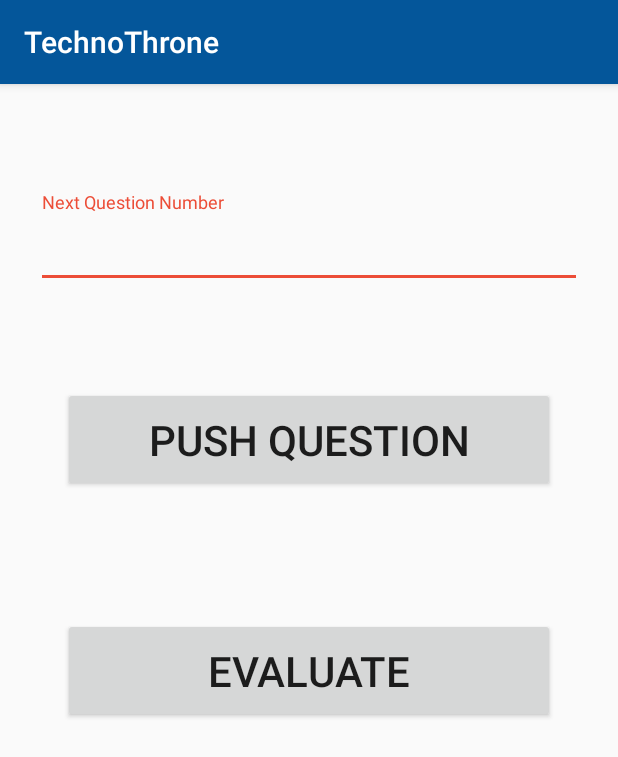
After one commit to Gourishankar25/technothrone, an Android app: the AdminPage screen opened directly, with no data from a screen before it, on a phone screen of 412 x 824 dp. The commit adds this screen. Shown: the top 757 px of the screen. Run offline under Robolectric (Android 15) with nearby library versions, the phone set to English and light mode, and no system bars; our stand-ins replace Firebase (no records; nobody signed in at launch, a user with empty details on screens opened directly).

Commit message:
Added evaluate function with admin page.. funtionality to be given

```diff
--- a/TechnoThrone/app/src/main/AndroidManifest.xml
+++ b/TechnoThrone/app/src/main/AndroidManifest.xml
@@ -9,17 +9,16 @@
         android:roundIcon="@mipmap/ic_launcher_round"
         android:supportsRtl="true"
         android:theme="@style/AppTheme">
+        <activity android:name=".AdminPage"></activity>
         <activity android:name=".SplashScreen">
             <intent-filter>
                 <action android:name="android.intent.action.MAIN" />
+
                 <category android:name="android.intent.category.LAUNCHER" />
             </intent-filter>
         </activity>
-        <activity android:name=".MainActivity">
-
-        </activity>
-        <activity android:name=".questionPage">
-        </activity>
+        <activity android:name=".MainActivity"></activity>
+        <activity android:name=".questionPage"></activity>
     </application>
 
 </manifest>
--- /dev/null
+++ b/TechnoThrone/app/src/main/java/com/example/user/technothrone/AdminPage.java
@@ -0,0 +1,36 @@
+package com.example.user.technothrone;
+
+import androidx.appcompat.app.AppCompatActivity;
+
+import android.os.Bundle;
+import android.view.View;
+import android.widget.EditText;
+
+import com.google.firebase.database.DatabaseReference;
+import com.google.firebase.database.FirebaseDatabase;
+
+public class AdminPage extends AppCompatActivity {
+
+    DatabaseReference displayQuestion;
+    EditText qno;
+
+    @Override
+    protected void onCreate(Bundle savedInstanceState) {
+        super.onCreate(savedInstanceState);
+        setContentView(R.layout.activity_admin_page);
+    }
+
+    public void pushQuestion(View v)
+    {
+        qno = findViewById(R.id.qno);
+        displayQuestion = FirebaseDatabase.getInstance().getReference().child("display");
+
+        String q =qno.getText().toString();
+        displayQuestion.setValue(q);
+    }
+
+    public void evaluatePot(View v)
+    {
+
+    }
+}
--- a/TechnoThrone/app/src/main/java/com/example/user/technothrone/MainActivity.java
+++ b/TechnoThrone/app/src/main/java/com/example/user/technothrone/MainActivity.java
@@ -41,22 +41,24 @@ public class MainActivity extends AppCompatActivity {
             @Override
             public void onClick(View view) {
                 teamNo = teamNumber.getText().toString();
-               /* if (!teamNo.equals("01")) {
-                    teamNumber.setError("your kingdom cannot combat with our soliders");
-                    teamNumber.requestFocus();
-                    return;
-                } else {*/
+                String password = teamPassword.getText().toString();
+
+                if ( teamNo.equals("25") && password.equals("agha"))
+                {
+                        Intent i = new Intent(MainActivity.this,AdminPage.class);
+                        i.putExtra("teamNo", teamNo);
+                        startActivity(i);
+                } else {
 
                     check = FirebaseDatabase.getInstance().getReference().child("user").child(teamNo).child("status");
 
                     check.addValueEventListener(new ValueEventListener() {
                         @Override
                         public void onDataChange(DataSnapshot dataSnapshot) {
-                            String s="";
+                            String s = "";
                             try {
                                 s = dataSnapshot.getValue().toString();
-                                }
-                                catch (Exception e) {
+                            } catch (Exception e) {
                                 Toast.makeText(MainActivity.this, "my lord insert correct Team Number or Key", Toast.LENGTH_SHORT).show();
                                 return;
                             }
@@ -80,11 +82,12 @@ public class MainActivity extends AppCompatActivity {
                                             // return;
                                         }
                                     }
+
                                     @Override
-                                    public void onCancelled(DatabaseError databaseError) { }
+                                    public void onCancelled(DatabaseError databaseError) {
+                                    }
                                 });
-                            }else
-                                 {
+                            } else {
                                 teamNumber.setError("allready some person from your kingdom entered");
                                 teamNumber.requestFocus();
                                 //return;
@@ -92,9 +95,11 @@ public class MainActivity extends AppCompatActivity {
                         }
 
                         @Override
-                        public void onCancelled(DatabaseError databaseError) { }
-                    });
+                        public void onCancelled(DatabaseError databaseError) {
                         }
                     });
                 }
             }
+        });
+    }
+}
--- a/TechnoThrone/app/src/main/java/com/example/user/technothrone/questionPage.java
+++ b/TechnoThrone/app/src/main/java/com/example/user/technothrone/questionPage.java
@@ -136,7 +136,8 @@ public class questionPage extends AppCompatActivity {
         CountDownTimer Timer = new CountDownTimer(30000, 1000) {
 
             public void onTick(long millisUntilFinished) {
-                mTimer.setText((millisUntilFinished / 1000 )+" s");
+                String s= (millisUntilFinished / 1000 )+" s";
+                mTimer.setText(s);
             }
 
             public void onFinish() {
--- /dev/null
+++ b/TechnoThrone/app/src/main/res/layout/activity_admin_page.xml
@@ -0,0 +1,47 @@
+<?xml version="1.0" encoding="utf-8"?>
+<LinearLayout xmlns:android="http://schemas.android.com/apk/res/android"
+    xmlns:app="http://schemas.android.com/apk/res-auto"
+    xmlns:tools="http://schemas.android.com/tools"
+    android:layout_width="match_parent"
+    android:layout_height="match_parent"
+    tools:context=".AdminPage"
+    android:orientation="vertical"
+>
+
+    <com.google.android.material.textfield.TextInputLayout
+        android:paddingTop="72dp"
+        android:layout_width="match_parent"
+        android:layout_height="wrap_content" >
+
+        <com.google.android.material.textfield.TextInputEditText
+            android:id="@+id/qno"
+            android:layout_margin="24dp"
+            android:layout_width="match_parent"
+            android:layout_height="wrap_content"
+            android:hint="Next Question Number"
+            android:textSize="24sp"
+            android:inputType="number"/>
+
+    </com.google.android.material.textfield.TextInputLayout>
+
+    <Button
+        android:id="@+id/qpush"
+        android:layout_width="match_parent"
+        android:layout_height="wrap_content"
+        android:text="PUSH QUESTION"
+        android:layout_margin="42dp"
+        android:padding="16dp"
+        android:textSize="28sp"
+        android:onClick="pushQuestion"/>
+
+    <Button
+        android:id="@+id/eval"
+        android:layout_width="match_parent"
+        android:layout_height="wrap_content"
+        android:text="EVALUATE"
+        android:layout_margin="42dp"
+        android:textSize="28sp"
+        android:padding="16dp"
+        android:onClick="evaluatePot"
+        />
+</LinearLayout>
```
Lines whose indentation alone changed are shown as unchanged.
